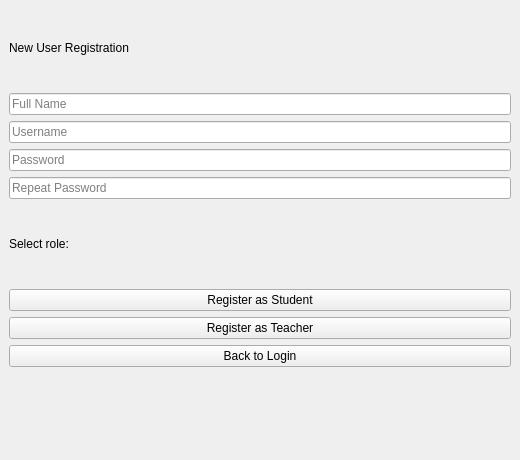
Before: the Qt Designer form registrationwindow.ui in neabdullokh-code/OOP-project, drawn with Qt 5.
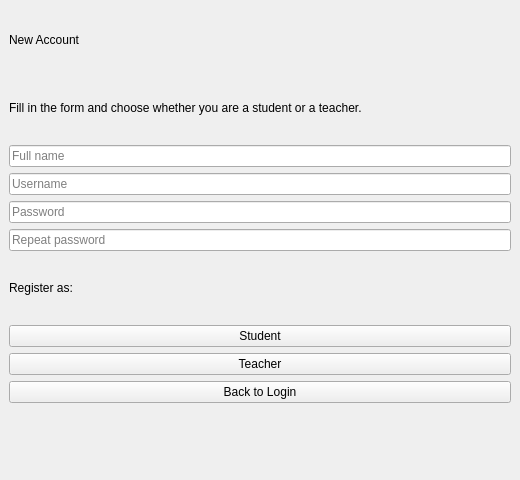
After: the same form once the commit is applied.

Commit message: refactor: Remove .gitignore file and update UI components across AdminWindow, StudentWindow, TeacherWindow, and LoginWindow for improved user feedback and consistency in messaging

The edit to the form file:
```diff
--- a/registrationwindow.ui
+++ b/registrationwindow.ui
@@ -7,7 +7,7 @@
     <x>0</x>
     <y>0</y>
     <width>520</width>
-    <height>460</height>
+    <height>480</height>
    </rect>
   </property>
   <property name="windowTitle">
@@ -18,14 +18,24 @@
     <item>
      <widget class="QLabel" name="titleLabel">
       <property name="text">
-       <string>New User Registration</string>
+       <string>New Account</string>
+      </property>
+     </widget>
+    </item>
+    <item>
+     <widget class="QLabel" name="infoLabel">
+      <property name="text">
+       <string>Fill in the form and choose whether you are a student or a teacher.</string>
+      </property>
+      <property name="wordWrap">
+       <bool>true</bool>
       </property>
      </widget>
     </item>
     <item>
      <widget class="QLineEdit" name="fullNameLineEdit">
       <property name="placeholderText">
-       <string>Full Name</string>
+       <string>Full name</string>
       </property>
      </widget>
     </item>
@@ -52,28 +62,28 @@
        <enum>QLineEdit::Password</enum>
       </property>
       <property name="placeholderText">
-       <string>Repeat Password</string>
+       <string>Repeat password</string>
       </property>
      </widget>
     </item>
     <item>
      <widget class="QLabel" name="roleHintLabel">
       <property name="text">
-       <string>Select role:</string>
+       <string>Register as:</string>
       </property>
      </widget>
     </item>
     <item>
      <widget class="QPushButton" name="registerStudentButton">
       <property name="text">
-       <string>Register as Student</string>
+       <string>Student</string>
       </property>
      </widget>
     </item>
     <item>
      <widget class="QPushButton" name="registerTeacherButton">
       <property name="text">
-       <string>Register as Teacher</string>
+       <string>Teacher</string>
       </property>
      </widget>
     </item>
```
The commit also changes 12 other files.
